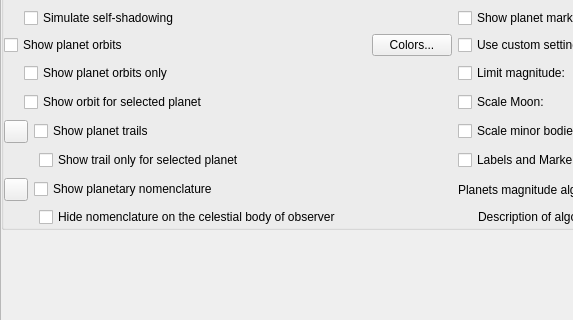
This is src/gui/viewDialog.ui in 519984307/stellarium_src as Qt 5 draws it before an edit; both pictures show x 0 to 573 and y 138 to 458 of the 809 by 591 pixel window. The edited form follows.
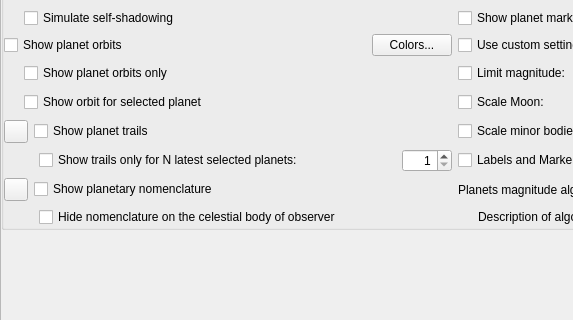
This is the edited form. The open tabs and pages were chosen to show the change. Icons and pictures are not drawn. Custom widgets are drawn as their Qt base class.

Commit message: Added feature to show tracks for latest several selected planets (Fix #539) + some typofixes

```diff
--- a/src/gui/viewDialog.ui
+++ b/src/gui/viewDialog.ui
@@ -1146,7 +1146,29 @@
                   <string>Deactivate this option if you want to see the trails for all Solar system bodies.</string>
                  </property>
                  <property name="text">
-                  <string>Show trail only for selected planet</string>
+                  <string>Show trails only for N latest selected planets:</string>
+                 </property>
+                </widget>
+               </item>
+               <item>
+                <widget class="QSpinBox" name="planetIsolatedTrailsSpinBox">
+                 <property name="maximumSize">
+                  <size>
+                   <width>50</width>
+                   <height>16777213</height>
+                  </size>
+                 </property>
+                 <property name="alignment">
+                  <set>Qt::AlignRight|Qt::AlignTrailing|Qt::AlignVCenter</set>
+                 </property>
+                 <property name="minimum">
+                  <number>1</number>
+                 </property>
+                 <property name="maximum">
+                  <number>5</number>
+                 </property>
+                 <property name="value">
+                  <number>1</number>
                  </property>
                 </widget>
                </item>
```
The commit also changes 13 other files.
